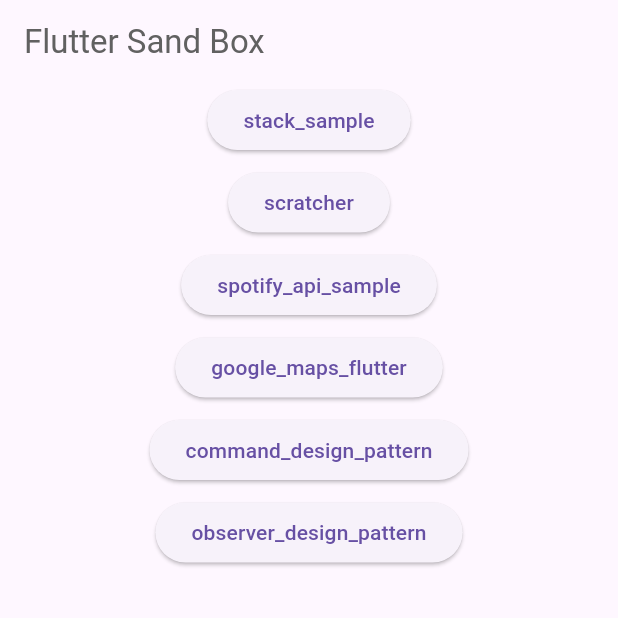
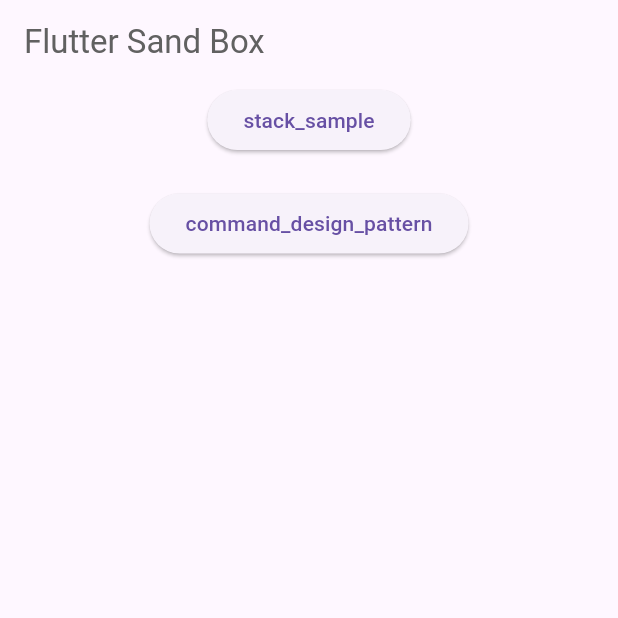
Before and after one commit to nozomi-koborinai/flutter-sandbox, a Flutter app: the screen it shows after launch, on a phone screen of 412 x 824 dp, the top half of it. Run offline on Flutter 3.47's test engine with Material 2 defaults, Android fonts, the phone set to English and light mode, and no system bars; our stand-ins replace faker, firebase_core, gap, google_maps_flutter; missing offline and left inert: google_polyline_algorithm, scratcher; accounts and stored records are empty.

Commit message:
🚀 feat: 未完成の機能についてはボタンを非表示にするようにした

```diff
--- /dev/null
+++ b/lib/components/visiblity_elevated_button.dart
@@ -0,0 +1,20 @@
+import 'package:flutter/material.dart';
+
+class VisibilityElevatedButton extends StatelessWidget {
+  const VisibilityElevatedButton(
+      {required this.title, this.onPressed, this.visible = true, super.key});
+  final String title;
+  final Function? onPressed;
+  final bool visible;
+
+  @override
+  Widget build(BuildContext context) {
+    return Visibility(
+      visible: visible,
+      child: ElevatedButton(
+        child: Text(title),
+        onPressed: () => onPressed?.call(),
+      ),
+    );
+  }
+}
--- a/lib/samples/home.dart
+++ b/lib/samples/home.dart
@@ -1,8 +1,8 @@
 import 'package:flutter/material.dart';
+import 'package:flutter_sandbox/components/visiblity_elevated_button.dart';
 import 'package:flutter_sandbox/samples/command_design_pattern/client_invoker/command_example_page.dart';
 import 'package:flutter_sandbox/samples/google_map/google_maps_flutter_page.dart';
 import 'package:flutter_sandbox/samples/scratcher/scratcher_page.dart';
-import 'package:flutter_sandbox/samples/spotify_api/spotify_api_sample_page.dart';
 import 'package:flutter_sandbox/samples/stack/stack_sample.dart';
 import 'package:gap/gap.dart';
 
@@ -23,34 +23,31 @@
       body: Center(
         child: Column(
           children: [
-            ElevatedButton(
-              child: const Text('stack_sample'),
+            VisibilityElevatedButton(
+              title: 'stack_sample',
               onPressed: () => _onPressed(context, const StackSample()),
             ),
             const Gap(7),
-            ElevatedButton(
-              child: const Text('scratcher'),
+            VisibilityElevatedButton(
+              title: 'scratcher',
+              visible: false,
               onPressed: () => _onPressed(context, const ScratcherPage()),
             ),
             const Gap(7),
-            ElevatedButton(
-              child: const Text('spotify_api_sample'),
-              onPressed: () =>
-                  _onPressed(context, const SpotifyApiSamplePage()),
-            ),
-            const Gap(7),
-            ElevatedButton(
-              child: const Text('google_maps_flutter'),
+            VisibilityElevatedButton(
+              title: 'google_maps_flutter',
+              visible: false,
               onPressed: () => _onPressed(context, GoogleMapsFlutterPage()),
             ),
             const Gap(7),
-            ElevatedButton(
-              child: const Text('command_design_pattern'),
+            VisibilityElevatedButton(
+              title: 'command_design_pattern',
               onPressed: () => _onPressed(context, const CommandExamplePage()),
             ),
             const Gap(7),
-            ElevatedButton(
-              child: const Text('observer_design_pattern'),
+            VisibilityElevatedButton(
+              title: 'observer_design_pattern',
+              visible: false,
               onPressed: () => _onPressed(context, const ObserverExamplePage()),
             ),
             const Gap(7),
```
